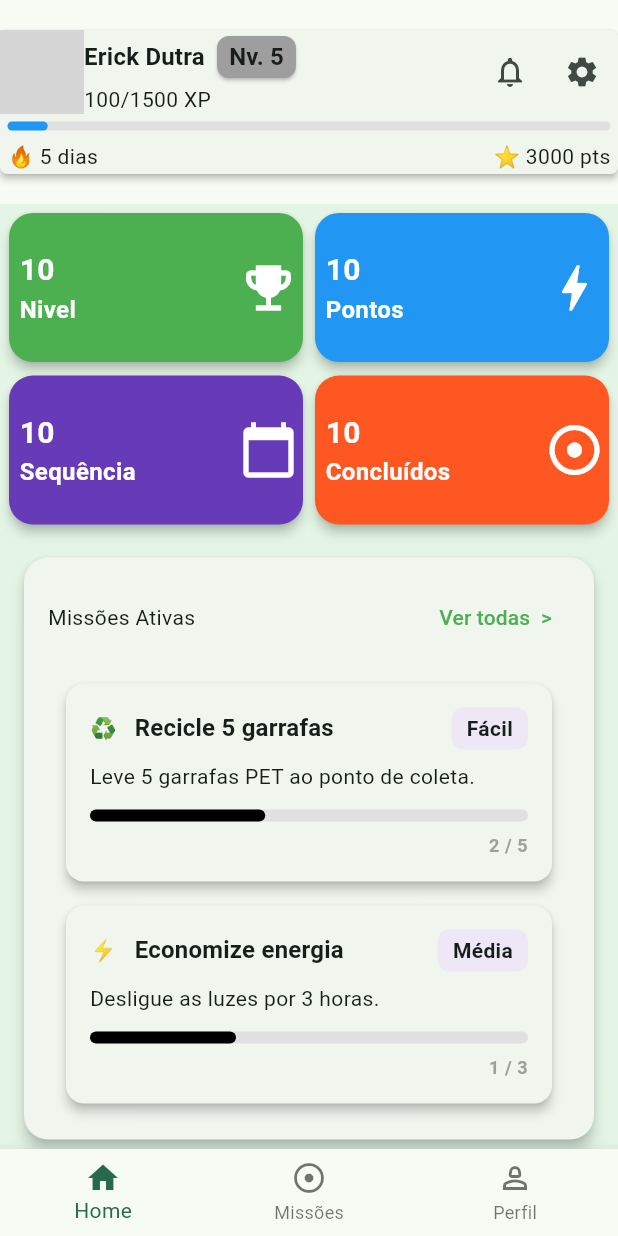
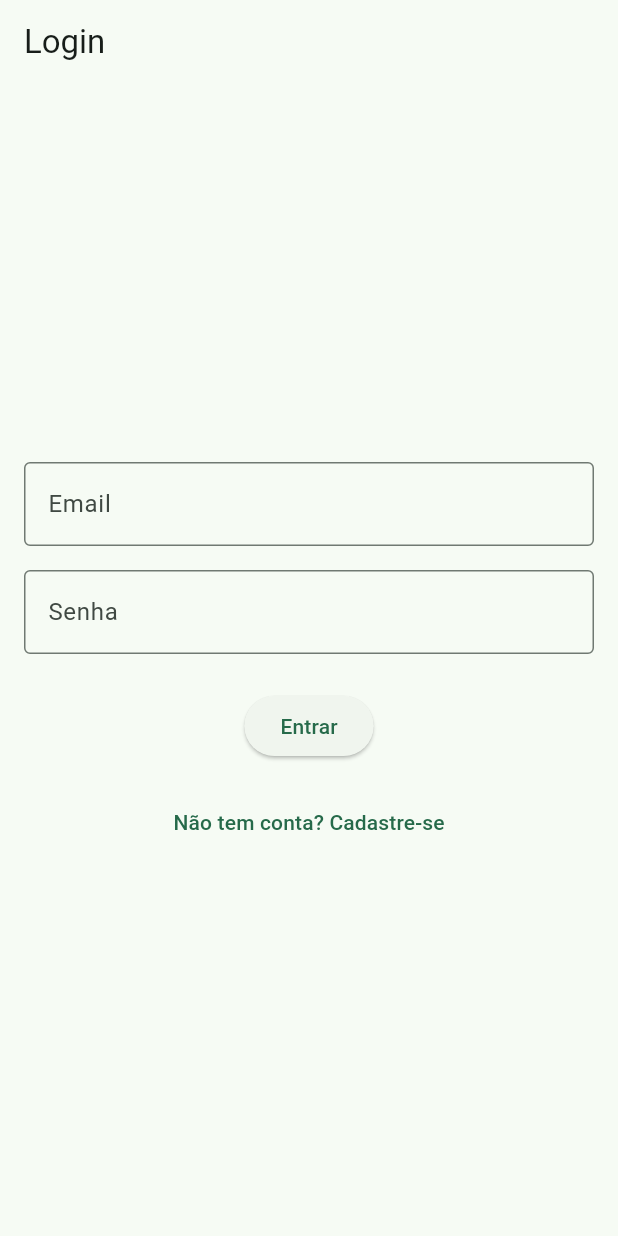
Before and after one commit to ErickDutra/EcoQuest, a Flutter app: the screen it shows after launch, on a phone screen of 412 x 824 dp. Run offline on Flutter 3.47's test engine with Material 3 defaults, Android fonts, the phone set to English and light mode, and no system bars; our stand-ins replace shared_preferences; grey boxes are pictures that could not be loaded.

Commit message:
telas e aplicacoes

```diff
--- a/ecoquest/lib/components/missions_card.dart
+++ b/ecoquest/lib/components/missions_card.dart
@@ -1,17 +1,20 @@
 import 'package:ecoquest/model/mission.dart';
+import 'package:ecoquest/services/completMission.dart';
 import 'package:flutter/material.dart';
 
 class MissionCard extends StatelessWidget {
   final Mission mission;
+  final String profileId;
 
-  const MissionCard({super.key, required this.mission});
+
+  const MissionCard({
+    super.key,
+    required this.mission,
+    required this.profileId,
+  });
 
   @override
   Widget build(BuildContext context) {
-    double progresso = mission.quantidadeTotal > 0
-        ? mission.quantidadeAtual / mission.quantidadeTotal
-        : 0.0;
-
     return Card(
       elevation: 3,
       shape: RoundedRectangleBorder(borderRadius: BorderRadius.circular(12)),
@@ -45,7 +48,6 @@ class MissionCard extends StatelessWidget {
                   child: Text(
                     mission.nivelDificuldade,
                     style: const TextStyle(
-                      // color: ,
                       fontWeight: FontWeight.bold,
                     ),
                   ),
@@ -58,22 +60,31 @@ class MissionCard extends StatelessWidget {
               style: Theme.of(context).textTheme.bodyMedium,
             ),
             const SizedBox(height: 12),
-            LinearProgressIndicator(
-              value: progresso.clamp(0.0, 1.0),
-              minHeight: 8,
-              backgroundColor: Colors.grey[300],
-              color: Colors.black,
-              borderRadius: BorderRadius.circular(4),
+
+            Row(
+              children: [
+                Text(
+                  'Experiência: ${mission.experience}',
+                  style: Theme.of(context).textTheme.bodySmall?.copyWith(
+                    fontWeight: FontWeight.bold,
+                  ),
+                ),
+                const SizedBox(width: 16),
+                Text(
+                  'Pontos: ${mission.points}',
+                  style: Theme.of(context).textTheme.bodySmall?.copyWith(
+                    fontWeight: FontWeight.bold,
+                  ),
+                ),
+              ],
             ),
-            const SizedBox(height: 8),
+            const SizedBox(height: 12),
+
             Align(
               alignment: Alignment.centerRight,
-              child: Text(
-                '${mission.quantidadeAtual} / ${mission.quantidadeTotal}',
-                style: Theme.of(context).textTheme.bodySmall?.copyWith(
-                  fontWeight: FontWeight.bold,
-                  color: Colors.grey,
-                ),
+              child: ElevatedButton(
+                onPressed: () => completeMission(profileId, mission.id),
+                child: const Text('Completar Missão'),
               ),
             ),
           ],
--- a/ecoquest/lib/components/missions_component.dart
+++ b/ecoquest/lib/components/missions_component.dart
@@ -3,38 +3,17 @@ import 'package:flutter/material.dart';
 import 'missions_card.dart';
 
 class MissionsComponent extends StatefulWidget {
-  const MissionsComponent({super.key});
+  final List<Mission> missoes;
+   final String profileId;
+
+  const MissionsComponent({super.key, required this.missoes, required this.profileId});
 
   @override
   State<MissionsComponent> createState() => _MissionsComponentState();
 }
 
+
 class _MissionsComponentState extends State<MissionsComponent> {
-  // Exemplo de lista de missões
-   final List<Mission> missoes = [
-    Mission(
-      titulo: 'Recicle 5 garrafas',
-      descricao: 'Leve 5 garrafas PET ao ponto de coleta.',
-      icon: '♻️',
-      quantidadeAtual: 2,
-      quantidadeTotal: 5,
-      nivelDificuldade: 'Fácil',
-      experience: 100.00,
-      points: 10.00
-    ),
-    Mission(
-      titulo: 'Economize energia',
-      descricao: 'Desligue as luzes por 3 horas.',
-      icon: '⚡',
-      quantidadeAtual: 1,
-      quantidadeTotal: 3,
-      nivelDificuldade: 'Média',
-      experience: 100.00,
-      points: 10.00
-    ),
-  ];
-
-
   @override
   Widget build(BuildContext context) {
     return Card(
@@ -54,7 +33,7 @@ class _MissionsComponentState extends State<MissionsComponent> {
                 ),
                 TextButton(
                   onPressed: () {
-                    // ação ao clicar em "Ver mais"
+                    Navigator.pushNamed(context, '/missions');
                   },
                   child: const Text('Ver todas  >',
                   style:TextStyle(color:Colors.green
@@ -64,7 +43,7 @@ class _MissionsComponentState extends State<MissionsComponent> {
               ],
             ),
             const SizedBox(height: 12),
-            ...missoes.take(2).map((missao) => MissionCard(mission: missao)),
+             ...widget.missoes.take(2).map((missao) => MissionCard(mission: missao, profileId: widget.profileId,)),
           ],
         ),
       ),
--- a/ecoquest/lib/main.dart
+++ b/ecoquest/lib/main.dart
@@ -4,20 +4,12 @@ import 'package:ecoquest/model/profile.dart';
 import 'package:ecoquest/windows/home_window.dart';
 import 'package:ecoquest/windows/mission_window.dart';
 import 'package:ecoquest/windows/profile_window.dart';
+import 'package:ecoquest/windows/login_window.dart';
 import 'package:flutter/material.dart';
 
 void main() {
   runApp(const MyApp());
 }
-
-const profile = {
-  "nome": "Erick Dutra ",
-  "pontos": 3000,
-  "dias_consecutivos": 10,
-  "experience": 100,
-  "level": 5,
-  "photo": "http:/foto",
-};
 
 class MyApp extends StatelessWidget {
   const MyApp({super.key});
@@ -29,58 +21,47 @@ class MyApp extends StatelessWidget {
       theme: ThemeData(
         colorScheme: ColorScheme.fromSeed(seedColor: Colors.greenAccent),
       ),
-      initialRoute: '/home',
+      initialRoute: '/login',
       routes: {
-        '/home': (context) => const MyHomePage(title: 'Flutter Demo Home Page'),
-        '/missions': (context) => MissionWindow(
-          missoes:  [
-            // Exemplo de missão
-            Mission(
-              titulo: 'Recicle 5 garrafas',
-              descricao: 'Leve 5 garrafas PET ao ponto de coleta.',
-              icon: 'assets/icons/recycle.png',
-              quantidadeAtual: 2,
-              quantidadeTotal: 5,
-              nivelDificuldade: 'Fácil',
-              experience: 100.00,
-              points: 10.00
-            ),
-          ],
-        ),
-        '/profile': (context) => ProfileWindow(
-           profile: Profile(
-            nome: profile['nome'] as String,
-            pontos: profile['pontos'] as int,
-            diasConsecutivos: profile['dias_consecutivos'] as int,
-            experience: profile['experience'] as int,
-            level: profile['level'] as int,
-            photo: profile['photo'] as String,
-          ),
-        ),
+        '/login': (context) => const LoginWindow(),
+        '/home': (context) {
+          final args =
+              ModalRoute.of(context)!.settings.arguments
+                  as Map<String, dynamic>;
+          final perfil = args['perfil'] as Profile;
+          final missoes = args['missoes'] as List<Mission>;
+          return MyHomePage(missoes: missoes, perfil: perfil);
+        },
+        '/missions': (context) {
+          final args =
+              ModalRoute.of(context)!.settings.arguments
+                  as Map<String, dynamic>;
+          final perfil = args['perfil'] as Profile;
+          final missoes = args['missoes'] as List<Mission>;
+          return MissionWindow(missoes: missoes, profileId: perfil.id);
+        },
+        '/profile': (context) {
+          final args =
+              ModalRoute.of(context)!.settings.arguments
+                  as Map<String, dynamic>;
+          final perfil = args['perfil'] as Profile;
+          return ProfileWindow(profile: perfil);
+        },
       },
     );
   }
 }
 
 class MyHomePage extends StatefulWidget {
-  const MyHomePage({super.key, required this.title});
-
-  final String title;
+  const MyHomePage({super.key, required this.missoes, required this.perfil});
+  final List<Mission> missoes;
+  final Profile perfil;
 
   @override
   State<MyHomePage> createState() => _MyHomePageState();
 }
 
 class _MyHomePageState extends State<MyHomePage> {
-  final perfil = Profile(
-    nome: profile['nome'] as String,
-    pontos: profile['pontos'] as int,
-    diasConsecutivos: profile['dias_consecutivos'] as int,
-    experience: profile['experience'] as int,
-    level: profile['level'] as int,
-    photo: profile['photo'] as String,
-  );
-
   int _currentIndex = 0;
 
   void _onTabTapped(int index) {
@@ -92,31 +73,23 @@ class _MyHomePageState extends State<MyHomePage> {
   @override
   Widget build(BuildContext context) {
     return Scaffold(
-      body: Center(
+      body: SafeArea(
         child: Column(
-          mainAxisAlignment: MainAxisAlignment.start,
           children: <Widget>[
-            TitleCustom(profile: perfil),
+            TitleCustom(profile: widget.perfil),
             Expanded(
               child: IndexedStack(
                 index: _currentIndex,
-                children:  [
-                  HomeWindow(),
+                children: [
+                  HomeWindow(
+                    missoes: widget.missoes,
+                    profileId: widget.perfil.id,
+                  ),
                   MissionWindow(
-                    missoes: [
-                      Mission(
-                        titulo: 'Recicle 5 garrafas',
-                        descricao: 'Leve 5 garrafas PET ao ponto de coleta.',
-                        icon: 'assets/icons/recycle.png',
-                        quantidadeAtual: 2,
-                        quantidadeTotal: 5,
-                        nivelDificuldade: 'Fácil',
-                        experience: 100.00,
-      points: 10.00
-                      ),
-                    ],
+                    missoes: widget.missoes,
+                    profileId: widget.perfil.id,
                   ),
-                  ProfileWindow(profile: perfil)
+                  ProfileWindow(profile: widget.perfil),
                 ],
               ),
             ),
--- a/ecoquest/lib/model/profile.dart
+++ b/ecoquest/lib/model/profile.dart
@@ -1,17 +1,17 @@
 class Profile {
+  final String id;
   final String nome;
-  final int pontos;
+  final double pontos;
   final int diasConsecutivos;
-  final int experience;
+  final double experience;
   final int level;
-  final String photo;
 
  Profile({
+    required this.id,
     required this.nome,
     required this.pontos,
     required this.diasConsecutivos,
     required this.experience,
     required this.level,
-    required this.photo,
   });
 }
--- a/ecoquest/lib/windows/home_window.dart
+++ b/ecoquest/lib/windows/home_window.dart
@@ -1,10 +1,14 @@
 import 'package:ecoquest/components/analytic_cards.dart';
 import 'package:ecoquest/components/category_component.dart';
 import 'package:ecoquest/components/missions_component.dart';
+import 'package:ecoquest/model/mission.dart';
 import 'package:flutter/material.dart';
 
 class HomeWindow extends StatefulWidget {
-  const HomeWindow({Key? key}) : super(key: key);
+  final List<Mission> missoes;
+   final String profileId;
+
+  const HomeWindow({Key? key, required this.missoes, required this.profileId}) : super(key: key);
 
   @override
   State<HomeWindow> createState() => _HomeWindowState();
@@ -17,7 +21,7 @@ class _HomeWindowState extends State<HomeWindow> {
       child: Container(
         color: const Color.fromARGB(255, 228, 245, 229),
         child: ListView(
-          children: [AnalyticCards(), MissionsComponent(), CategoryComponent()],
+          children: [AnalyticCards(), MissionsComponent(missoes: widget.missoes, profileId: widget.profileId,), CategoryComponent()],
         ),
       ),
     );
--- /dev/null
+++ b/ecoquest/lib/windows/login_window.dart
@@ -0,0 +1,109 @@
+import 'package:ecoquest/services/getMissions.dart';
+import 'package:ecoquest/services/login_service.dart';
+import 'package:flutter/material.dart';
+
+class LoginWindow extends StatefulWidget {
+  const LoginWindow({super.key});
+
+  @override
+  State<LoginWindow> createState() => _LoginWindowState();
+}
+
+class _LoginWindowState extends State<LoginWindow> {
+  final _formKey = GlobalKey<FormState>();
+  final TextEditingController _emailController = TextEditingController();
+  final TextEditingController _passwordController = TextEditingController();
+  bool _isLoading = false;
+
+  @override
+  Widget build(BuildContext context) {
+    return Scaffold(
+      appBar: AppBar(title: const Text('Login')),
+      body: _isLoading
+          ? const Center(child: CircularProgressIndicator())
+          : Padding(
+              padding: const EdgeInsets.all(16.0),
+              child: Form(
+                key: _formKey,
+                child: Column(
+                  mainAxisAlignment: MainAxisAlignment.center,
+                  children: [
+                    TextFormField(
+                      controller: _emailController,
+                      decoration: const InputDecoration(
+                        labelText: 'Email',
+                        border: OutlineInputBorder(),
+                      ),
+                      validator: (value) {
+                        if (value == null || value.isEmpty) {
+                          return 'Por favor, insira seu email';
+                        }
+                        return null;
+                      },
+                    ),
+                    const SizedBox(height: 16),
+                    TextFormField(
+                      controller: _passwordController,
+                      decoration: const InputDecoration(
+                        labelText: 'Senha',
+                        border: OutlineInputBorder(),
+                      ),
+                      obscureText: true,
+                      validator: (value) {
+                        if (value == null || value.isEmpty) {
+                          return 'Por favor, insira sua senha';
+                        }
+                        return null;
+                      },
+                    ),
+                    const SizedBox(height: 24),
+                    ElevatedButton(
+                      onPressed: () async {
+                        if (_formKey.currentState!.validate()) {
+                          setState(() => _isLoading = true);
+                          try {
+                            final profile = await login(
+                              _emailController.text,
+                              _passwordController.text,
+                            );
+                            final missoes = await getMissions(profile.id);
+                            if (mounted) {
+                              Navigator.pushReplacementNamed(
+                                context,
+                                '/home',
+                                arguments: {
+                                  'perfil': profile,
+                                  'missoes': missoes,
+                                },
+                              );
+                            }
+                          } catch (e) {
+                            if (mounted) {
+                              ScaffoldMessenger.of(context).showSnackBar(
+                                SnackBar(content: Text('Erro no login: $e')),
+                              );
+                            }
+                          } finally {
+                            if (mounted) {
+                              setState(() => _isLoading = false);
+                            }
+                          }
+                        }
+                      },
+                      child: const Text('Entrar'),
+                    ),
+                    const SizedBox(height: 16),
+                    TextButton(
+                      onPressed: () {
+                        // Navegar para tela de cadastro
+                        Navigator.pushNamed(context, '/register');
+                      },
+                      child: const Text('Não tem conta? Cadastre-se'),
+                    ),
+                  ],
+                ),
+              ),
+            ),
+    );
+  }
+}
--- a/ecoquest/pubspec.yaml
+++ b/ecoquest/pubspec.yaml
@@ -30,6 +30,8 @@ environment:
 dependencies:
   flutter:
     sdk: flutter
+  http: ^1.1.0
+  shared_preferences: ^2.2.2
 
   # The following adds the Cupertino Icons font to your application.
   # Use with the CupertinoIcons class for iOS style icons.
```
Also changed, not shown: ecoquest/lib/model/mission.dart (+21 -0 lines), ecoquest/lib/services/completMission.dart (added, +22 -0 lines), ecoquest/lib/services/getMissions.dart (added, +25 -0 lines), ecoquest/lib/services/login_service.dart (added, +38 -0 lines), ecoquest/lib/services/missoes_completas.dart (added, +25 -0 lines), ecoquest/lib/windows/mission_window.dart (+16 -61 lines), ecoquest/lib/windows/profile_window.dart (+2 -11 lines), ecoquest/lib/windows/register_window.dart (added, +98 -0 lines), ecoquest/lib/services/registrar_service.dart (added), ecoquest/pubspec.lock, 2 other files.
